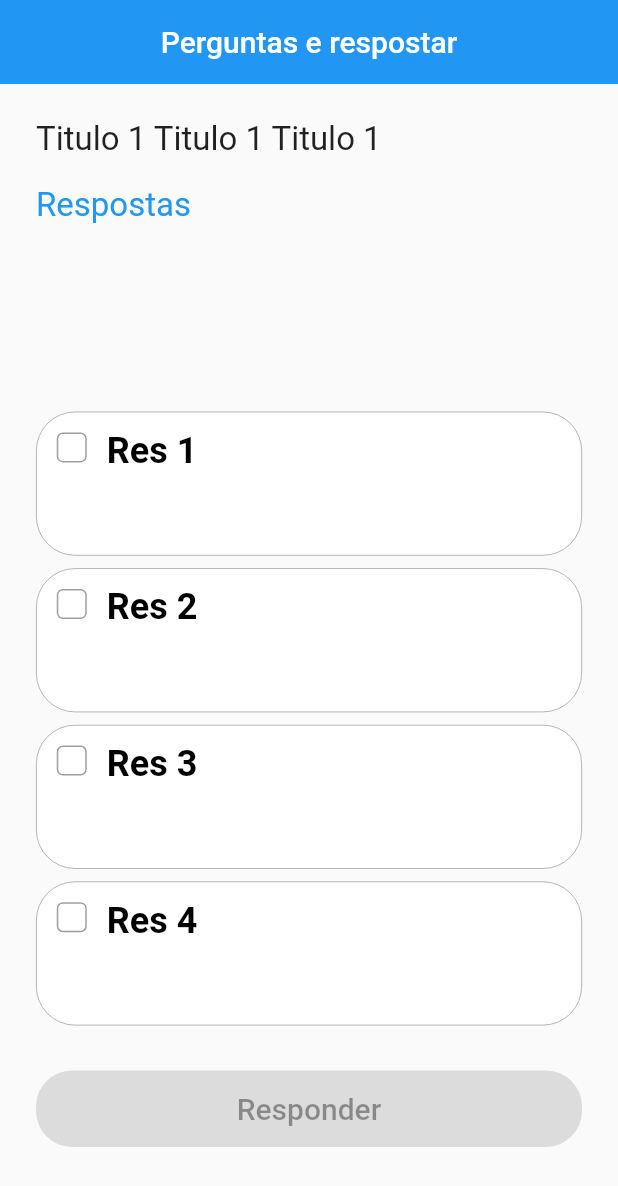
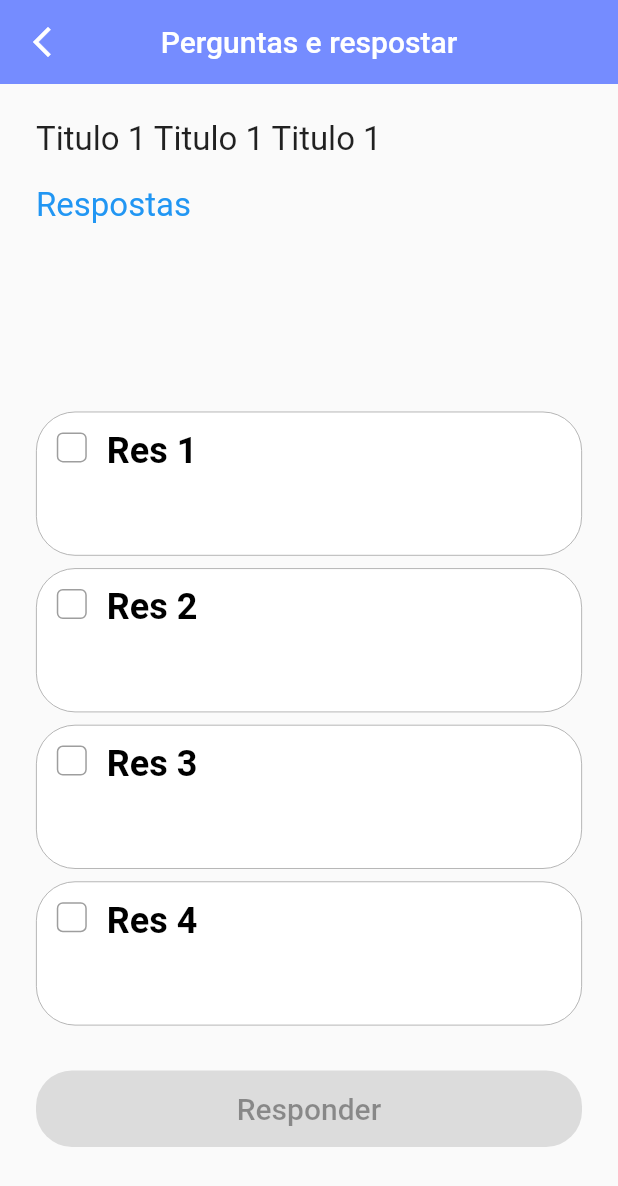
Before and after one commit to EduardoGPS-18/FirstWeekChallengeUA, a Flutter app: the QuestionPage screen opened directly, on a phone screen of 412 x 824 dp. Shown: the top 1186 px of the screen. Run offline on Flutter 3.47's test engine with Material 2 defaults, Android fonts, the phone set to English and light mode, and no system bars.

Commit message:
feat: fix color application added dinamic routes and refactor question page

```diff
--- a/lib/data/dummy_data/quest_list.dart
+++ b/lib/data/dummy_data/quest_list.dart
@@ -2,14 +2,13 @@ import '../../entity/questions.dart';
 
 List<Question> questions = [
   Question(title: "Titulo 1 Titulo 1 Titulo 1  ", listTitleResult: ["Res 1", "Res 2", "Res 3", "Res 4", "Res 5"], correctIndex: 0),
-  Question(title: "Titulo 1 Titulo 1 Titulo 1  ", listTitleResult: ["Res 1", "Res 2", "Res 3", "Res 4", "Res 5"], correctIndex: 1),
-  Question(title: "Titulo 1 Titulo 1 Titulo 1  ", listTitleResult: ["Res 1", "Res 2", "Res 3", "Res 4", "Res 5"], correctIndex: 2),
-  Question(title: "Titulo 1 Titulo 1 Titulo 1  ", listTitleResult: ["Res 1", "Res 2", "Res 3", "Res 4", "Res 5"], correctIndex: 3),
-  Question(title: "Titulo 1 Titulo 1 Titulo 1  ", listTitleResult: ["Res 1", "Res 2", "Res 3", "Res 4", "Res 5"], correctIndex: 4),
-  Question(title: "Titulo 1 Titulo 1 Titulo 1  ", listTitleResult: ["Res 1", "Res 2", "Res 3", "Res 4", "Res 5"], correctIndex: 0),
-  Question(title: "Titulo 1 Titulo 1 Titulo 1  ", listTitleResult: ["Res 1", "Res 2", "Res 3", "Res 4", "Res 5"], correctIndex: 1),
-  Question(title: "Titulo 1 Titulo 1 Titulo 1  ", listTitleResult: ["Res 1", "Res 2", "Res 3", "Res 4", "Res 5"], correctIndex: 2),
-  Question(title: "Titulo 1 Titulo 1 Titulo 1  ", listTitleResult: ["Res 1", "Res 2", "Res 3", "Res 4", "Res 5"], correctIndex: 3),
-  Question(title: "Titulo 1 Titulo 1 Titulo 1  ", listTitleResult: ["Res 1", "Res 2", "Res 3", "Res 4", "Res 5"], correctIndex: 4),
-  Question(title: "Titulo 1 Titulo 1 Titulo 1  ", listTitleResult: ["Res 1", "Res 2", "Res 3", "Res 4", "Res 5"], correctIndex: 0),
+  Question(title: "Titulo 2 Titulo 2 Titulo 2  ", listTitleResult: ["Res 1", "Res 2", "Res 3", "Res 4", "Res 5"], correctIndex: 1),
+  Question(title: "Titulo 3 Titulo 3 Titulo 3  ", listTitleResult: ["Res 1", "Res 2", "Res 3", "Res 4", "Res 5"], correctIndex: 2),
+  Question(title: "Titulo 4 Titulo 4 Titulo 4  ", listTitleResult: ["Res 1", "Res 2", "Res 3", "Res 4", "Res 5"], correctIndex: 3),
+  Question(title: "Titulo 5 Titulo 5 Titulo 5  ", listTitleResult: ["Res 1", "Res 2", "Res 3", "Res 4", "Res 5"], correctIndex: 0),
+  Question(title: "Titulo 6 Titulo 6 Titulo 6  ", listTitleResult: ["Res 1", "Res 2", "Res 3", "Res 4", "Res 5"], correctIndex: 1),
+  Question(title: "Titulo 7 Titulo 7 Titulo 7  ", listTitleResult: ["Res 1", "Res 2", "Res 3", "Res 4", "Res 5"], correctIndex: 2),
+  Question(title: "Titulo 8 Titulo 8 Titulo 8  ", listTitleResult: ["Res 1", "Res 2", "Res 3", "Res 4", "Res 5"], correctIndex: 3),
+  Question(title: "Titulo 9 Titulo 9 Titulo 9  ", listTitleResult: ["Res 1", "Res 2", "Res 3", "Res 4", "Res 5"], correctIndex: 0),
+  Question(title: "Titulo 10 Titulo 10 Titulo 10", listTitleResult: ["Res 1", "Res 2", "Res 3", "Res 4", "Res 5"], correctIndex: 1),
 ];
--- a/lib/main.dart
+++ b/lib/main.dart
@@ -16,7 +16,7 @@ class MyApp extends StatelessWidget {
       theme: ThemeData(
         primarySwatch: Colors.blue,
       ),
-      home: const QuestionPage(),
+      home: const HomePage(),
     );
   }
 }
--- a/lib/pages/quiz/home/home_page.dart
+++ b/lib/pages/quiz/home/home_page.dart
@@ -1,5 +1,6 @@
 import 'package:flutter/material.dart';
 
+import '../../../data/dummy_data/quest_list.dart';
 import '../../../widgets/shared/buttons/custom_button.dart';
 import '../../pages.dart';
 
@@ -16,12 +17,12 @@ class HomePage extends StatelessWidget {
           style: TextStyle(
             fontWeight: FontWeight.bold,
             fontSize: 26,
-            color: Colors.blue,
+            color: Color(0xff758CFF),
           ),
         ),
-        const Text(
-          "Responda 10 perguntas e veja sua pontuação no final!",
-          style: TextStyle(
+        Text(
+          "Responda ${questions.length} perguntas e veja sua pontuação no final!",
+          style: const TextStyle(
             fontSize: 18,
           ),
           textAlign: TextAlign.justify,
@@ -30,7 +31,9 @@ class HomePage extends StatelessWidget {
           builder: (ctx, constraints) => SizedBox(
             width: constraints.maxWidth,
             child: CustomButtom(
-              onPressed: () {},
+              onPressed: () {
+                Navigator.of(context).push(MaterialPageRoute(builder: (_) => const QuestionPage()));
+              },
               text: "Start!",
             ),
           ),
--- a/lib/pages/quiz/question/question_page.dart
+++ b/lib/pages/quiz/question/question_page.dart
@@ -6,6 +6,7 @@ import '../../../widgets/question/header_question.dart';
 import '../../../widgets/question/response_button.dart';
 import '../../../widgets/shared/appbar/custom_app_bar.dart';
 import '../../../widgets/shared/buttons/custom_button.dart';
+import '../../pages.dart';
 
 class QuestionPage extends StatefulWidget {
   const QuestionPage({Key? key}) : super(key: key);
@@ -16,15 +17,23 @@ class QuestionPage extends StatefulWidget {
 
 class _QuestionPageState extends State<QuestionPage> {
   int currentPage = 0;
-  List<int> responses = List.filled(10, -1);
-  List<bool> selectedIndexOfCurrentPage = List.filled(4, false);
-  List<bool> isConfirmed = List.filled(10, false);
-  List<ResponseButton> buttons = [];
+  List<int> responses = List.filled(questions.length, -1);
+  List<bool> isConfirmed = List.filled(questions.length, false);
+  int score = 0;
 
   @override
   Widget build(BuildContext context) {
     return Scaffold(
-      appBar: const CustomAppBar(),
+      appBar: CustomAppBar(
+        leading: IconButton(
+          icon: const Icon(Icons.arrow_back_ios_new),
+          onPressed: () {
+            setState(() {
+              currentPage - 1 >= 0 ? currentPage-- : Navigator.pop(context);
+            });
+          },
+        ),
+      ),
       body: SafeArea(
         child: Padding(
           padding: const EdgeInsets.all(24),
@@ -43,29 +52,20 @@ class _QuestionPageState extends State<QuestionPage> {
                         height: constraints.maxHeight * 2 / 100,
                       ),
                       itemCount: 4,
-                      itemBuilder: (ctx, currentIndex) {
-                        ResponseButton currentButton = ResponseButton(
+                      itemBuilder: (ctx, currentIndex) => ResponseButton(
                         constraints: constraints,
-                          isRight: currentIndex == 3,
-                          selected: selectedIndexOfCurrentPage[currentIndex],
+                        isRight: questions[currentPage].correctIndex == currentIndex,
+                        selected: responses[currentPage] == currentIndex,
                         isConfirmed: isConfirmed[currentPage],
                         onChange: isConfirmed[currentPage]
-                              ? (v) {}
-                              : (val) {
+                            ? (_) {}
+                            : (_) {
                                 setState(() {
-                                    for (int i = 0; i < selectedIndexOfCurrentPage.length; i++) {
-                                      selectedIndexOfCurrentPage[i] = false;
-                                    }
-
-                                    selectedIndexOfCurrentPage[currentIndex] = true;
                                   responses[currentPage] = currentIndex;
                                 });
                               },
                         titleResponse: questions[currentPage].listTitleResult[currentIndex],
-                        );
-                        buttons.add(currentButton);
-                        return currentButton;
-                      },
+                      ),
                     ),
                   ),
                 ),
@@ -79,9 +79,18 @@ class _QuestionPageState extends State<QuestionPage> {
                     onPressed: responses[currentPage] == -1
                         ? null
                         : isConfirmed[currentPage]
-                            ? () {}
+                            ? currentPage + 1 > questions.length - 1
+                                ? () {
+                                    Navigator.of(context).push(MaterialPageRoute(builder: (_) => ResultPage(result: score)));
+                                  }
                                 : () {
                                     setState(() {
+                                      currentPage++;
+                                    });
+                                  }
+                            : () {
+                                setState(() {
+                                  score = questions[currentPage].correctIndex == responses[currentPage] ? score + 1 : score + 0;
                                   isConfirmed[currentPage] = true;
                                 });
                               },
--- a/lib/pages/quiz/result/result_page.dart
+++ b/lib/pages/quiz/result/result_page.dart
@@ -1,6 +1,7 @@
 import 'package:flutter/material.dart';
 import 'package:flutter/rendering.dart';
 
+import '../../../data/dummy_data/quest_list.dart';
 import '../../pages.dart';
 
 class ResultPage extends StatelessWidget {
@@ -17,7 +18,7 @@ class ResultPage extends StatelessWidget {
           style: TextStyle(
             fontWeight: FontWeight.bold,
             fontSize: 26,
-            color: Colors.blue,
+            color: Color(0xff758CFF),
           ),
         ),
         const Text(
@@ -28,20 +29,19 @@ class ResultPage extends StatelessWidget {
           textAlign: TextAlign.justify,
         ),
         Text(
-          "$result/10 Acertos",
+          "$result/${questions.length} Acertos",
           style: const TextStyle(
             fontSize: 32,
           ),
           textAlign: TextAlign.justify,
         ),
         TextButton(
-          onPressed: () {},
+          onPressed: () {
+            Navigator.pushAndRemoveUntil(context, MaterialPageRoute(builder: (_) => const HomePage()), (route) => false);
+          },
           child: const Text(
             "Tentar novamente",
-            style: TextStyle(
-              decoration: TextDecoration.underline,
-              fontSize: 18,
-            ),
+            style: TextStyle(decoration: TextDecoration.underline, fontSize: 18, color: Color(0xff758CFF)),
           ),
         ),
       ],
--- a/lib/widgets/question/custom_checkbox.dart
+++ b/lib/widgets/question/custom_checkbox.dart
@@ -3,11 +3,12 @@ import 'package:flutter/material.dart';
 class CustomCheckBox extends StatefulWidget {
   final Color? backgroundColor, iconColor;
   final IconData? icon;
-  final bool selected;
+  final bool selected, active;
   final void Function(bool) onClick;
 
   const CustomCheckBox({
     Key? key,
+    required this.active,
     required this.backgroundColor,
     required this.icon,
     required this.iconColor,
@@ -23,9 +24,11 @@ class _CustomCheckBoxState extends State<CustomCheckBox> {
   @override
   Widget build(BuildContext context) {
     return InkWell(
-      onTap: () {
-        widget.onClick(widget.selected);
-      },
+      onTap: widget.active
+          ? () {
+              widget.onClick(widget.selected);
+            }
+          : null,
       child: Container(
         decoration: BoxDecoration(
           borderRadius: BorderRadius.circular(4),
--- a/lib/widgets/question/response_button.dart
+++ b/lib/widgets/question/response_button.dart
@@ -30,29 +30,29 @@ class _ResponseButtonState extends State<ResponseButton> {
     bool isSelectedAndConfirmedAndRight = widget.selected && widget.isConfirmed && widget.isRight;
     bool isSelectedAndConfirmedAndWrong = widget.selected && widget.isConfirmed && !widget.isRight;
     bool isNotSelectedAndConfirmedAndRight = !widget.selected && widget.isConfirmed && widget.isRight;
-    bool isSelectedOnly = widget.selected;
+    bool isSelectedOnly = widget.selected && !widget.isConfirmed;
 
     return Container(
       height: widget.constraints.maxHeight * 23 / 100,
       decoration: BoxDecoration(
         color: isSelectedAndConfirmedAndRight
-            ? Colors.green[100]
+            ? Color(0xffE5FFE6)
             : isSelectedAndConfirmedAndWrong
-                ? Colors.red[100]
+                ? Color(0xffFFD6D6)
                 : isNotSelectedAndConfirmedAndRight
-                    ? Colors.green[100]
+                    ? Color(0xffE5FFE6)
                     : isSelectedOnly
-                        ? Colors.blue[100]
+                        ? Color(0xffE5E9FF)
                         : Colors.white,
         border: Border.all(
           color: isSelectedAndConfirmedAndRight
-              ? Colors.green
+              ? Color(0xff5CC772)
               : isSelectedAndConfirmedAndWrong
-                  ? Colors.red
+                  ? Color(0xffFF5C5C)
                   : isNotSelectedAndConfirmedAndRight
-                      ? Colors.green
+                      ? Color(0xff38C53D)
                       : isSelectedOnly
-                          ? Colors.blue
+                          ? Color(0xff758CFF)
                           : Colors.grey,
           width: 0.5,
         ),
@@ -69,20 +69,21 @@ class _ResponseButtonState extends State<ResponseButton> {
             child: Padding(
               padding: const EdgeInsets.all(5),
               child: CustomCheckBox(
-                icon: isSelectedAndConfirmedAndRight || isNotSelectedAndConfirmedAndRight
+                active: !widget.isConfirmed,
+                icon: isSelectedAndConfirmedAndRight || isNotSelectedAndConfirmedAndRight || isSelectedOnly
                     ? Icons.check
                     : isSelectedAndConfirmedAndWrong
                         ? Icons.close
                         : null,
                 iconColor: Colors.white,
                 backgroundColor: isSelectedAndConfirmedAndRight
-                    ? Colors.green
+                    ? Color(0xff38C53D)
                     : isSelectedAndConfirmedAndWrong
-                        ? Colors.red
+                        ? Color(0xffFF5A5A)
                         : isNotSelectedAndConfirmedAndRight
-                            ? Colors.green
+                            ? Color(0xff38C53D)
                             : isSelectedOnly
-                                ? Colors.blue
+                                ? Color(0xff758CFF)
                                 : Colors.white,
                 selected: widget.selected,
                 onClick: (val) {
@@ -101,13 +102,13 @@ class _ResponseButtonState extends State<ResponseButton> {
               style: TextStyle(
                 fontSize: 24,
                 color: isSelectedAndConfirmedAndRight
-                    ? Colors.green
+                    ? Color(0xff38C53D)
                     : isSelectedAndConfirmedAndWrong
-                        ? Colors.red
+                        ? Color(0xffFF5B5B)
                         : isNotSelectedAndConfirmedAndRight
-                            ? Colors.green
+                            ? Color(0xff43C54F)
                             : isSelectedOnly
-                                ? Colors.blue
+                                ? Color(0xff758CFF)
                                 : Colors.black,
                 fontWeight: FontWeight.bold,
               ),
--- a/lib/widgets/shared/appbar/custom_app_bar.dart
+++ b/lib/widgets/shared/appbar/custom_app_bar.dart
@@ -1,16 +1,18 @@
 import 'package:flutter/material.dart';
 
 class CustomAppBar extends StatelessWidget implements PreferredSizeWidget {
-  const CustomAppBar({Key? key}) : super(key: key);
+  final Widget? leading;
+
+  const CustomAppBar({Key? key, this.leading}) : super(key: key);
 
   @override
   Widget build(BuildContext context) {
     return AppBar(
-      backgroundColor: Colors.blue,
+      leading: leading,
+      backgroundColor: const Color(0xff758CFF),
       elevation: 0,
       title: const Text("Perguntas e respostar"),
       centerTitle: true,
-      automaticallyImplyLeading: true,
     );
   }
 
--- a/lib/widgets/shared/buttons/custom_button.dart
+++ b/lib/widgets/shared/buttons/custom_button.dart
@@ -15,6 +15,7 @@ class CustomButtom extends StatelessWidget {
     return ElevatedButton(
       onPressed: onPressed,
       style: ElevatedButton.styleFrom(
+        primary: Color(0xff758CFF),
         padding: const EdgeInsets.symmetric(vertical: 14),
         shape: const RoundedRectangleBorder(
           borderRadius: BorderRadius.all(
```
Lines whose indentation alone changed are shown as unchanged.
